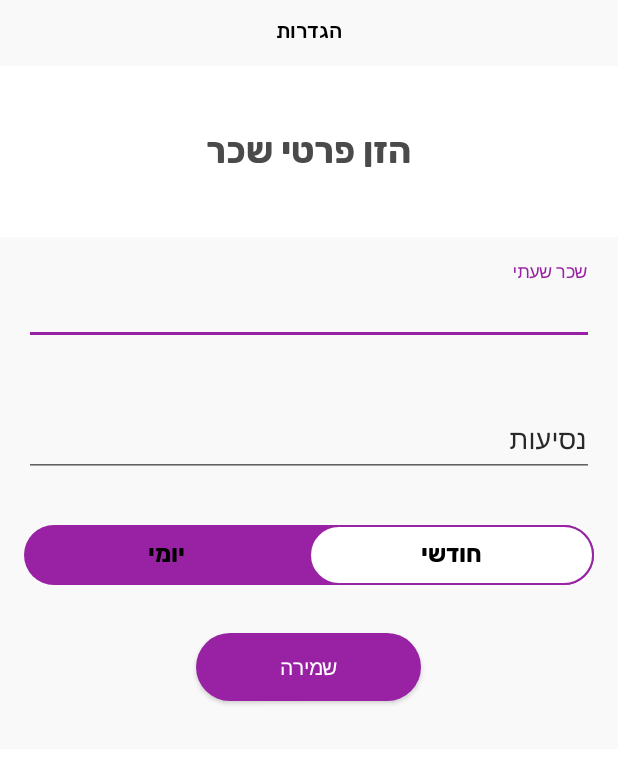
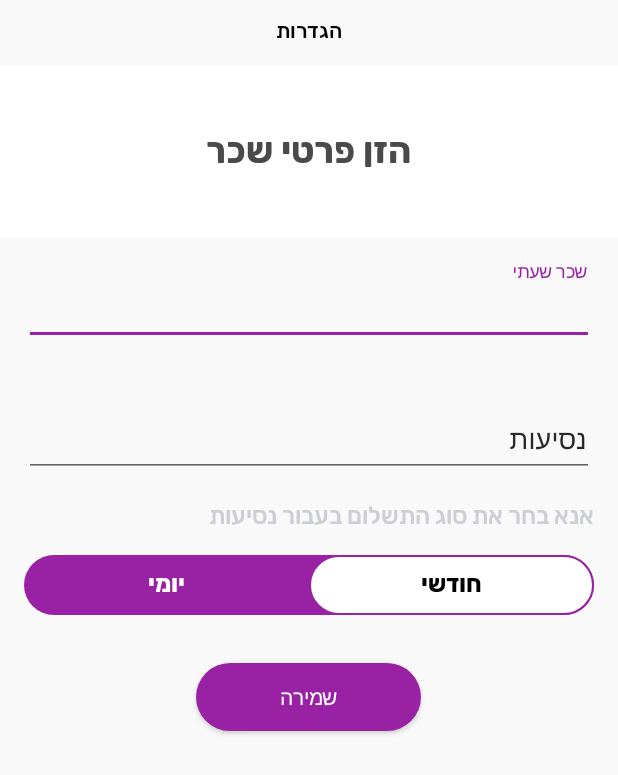
Before and after one commit to liaddd/SalaryCalc, an Android app: the fragment SettingsFragment placed in its activity, on a phone screen of 412 x 824 dp. Shown: the top 775 px of the screen. Run offline under Robolectric (Android 15) with nearby library versions, the phone set to English and light mode, and no system bars; our stand-ins replace AdMob, Firebase (no records; nobody signed in at launch, a user with empty details on screens opened directly); libraries missing offline, so code that uses them is left out: com.mixpanel.android; 2 statements that could not run were skipped.

Commit message:
bug fixed and start timer button screen size handling added.
MainFragment - screen size handling added (for start timer button).
InsertManually - show hourly salary from SharedPrefrences.
SettingsFragment - radio button text size updated, ride type text explanation added and fixed hardcoded dimension.
LoginActivity - password textAlignment fixed.
ActivitySplash - loading icon size updated.
grade version updated.

```diff
--- a/build.gradle
+++ b/build.gradle
@@ -6,8 +6,8 @@ android {
         applicationId "com.liad.salarycalc"
         minSdkVersion 17
         targetSdkVersion 28
-        versionCode 2
-        versionName "1.1"
+        versionCode 3
+        versionName "1.2"
         testInstrumentationRunner "androidx.test.runner.AndroidJUnitRunner"
         multiDexEnabled true
         resConfig "heb" /** delete to use localization */
--- a/src/main/java/com/liad/salarycalc/fragments/MainFragment.java
+++ b/src/main/java/com/liad/salarycalc/fragments/MainFragment.java
@@ -1,5 +1,6 @@
 package com.liad.salarycalc.fragments;
 
+import android.app.Activity;
 import android.content.Context;
 import android.content.SharedPreferences;
 import android.os.Bundle;
@@ -7,6 +8,7 @@ import android.os.Handler;
 import android.text.SpannableString;
 import android.text.Spanned;
 import android.text.style.ForegroundColorSpan;
+import android.util.DisplayMetrics;
 import android.view.LayoutInflater;
 import android.view.View;
 import android.view.ViewGroup;
@@ -114,7 +116,17 @@ public class MainFragment extends Fragment implements View.OnClickListener {
             userHourlySalary = pref.getString(Constants.USER_HOURLY_SALARY, "");
 
             handler = new Handler();
+
             startBtn = view.findViewById(R.id.main_activity_start_calc_btn);
+
+            DisplayMetrics metrics = new DisplayMetrics();
+            ((Activity) context).getWindowManager().getDefaultDisplay().getMetrics(metrics);
+            if (metrics.heightPixels <= 1920) {
+                RelativeLayout.LayoutParams params = new RelativeLayout.LayoutParams((int) getResources().getDimension(R.dimen.button_width150dp), (int) getResources().getDimension(R.dimen.button_width150dp));
+                params.addRule(RelativeLayout.CENTER_HORIZONTAL);
+                params.addRule(RelativeLayout.BELOW, R.id.first_title_text_view);
+                startBtn.setLayoutParams(params);
+            }
             startBtn.setOnClickListener(this);
 
             stopBtn = view.findViewById(R.id.main_activity_stop_calc_btn);
--- a/src/main/res/drawable/toggle_switch_button.xml
+++ b/src/main/res/drawable/toggle_switch_button.xml
@@ -1,10 +1,14 @@
 <?xml version="1.0" encoding="UTF-8" standalone="no"?>
 <selector xmlns:android="http://schemas.android.com/apk/res/android">
     <item android:drawable="@drawable/white_background_button_purple_border"
-        android:textColor="@android:color/black"
+        android:color="@android:color/black"
         android:state_checked="true" />
+
     <item android:drawable="@android:color/transparent"
-        android:textColor="@android:color/white"
+        android:color="@color/white"
         android:state_pressed="true" />
-    <item android:drawable="@android:color/transparent" />
+
+    <item
+        android:color="@color/white"
+        android:drawable="@android:color/transparent" />
 </selector>
--- a/src/main/res/layout/activity_login.xml
+++ b/src/main/res/layout/activity_login.xml
@@ -83,6 +83,7 @@
                 android:layout_height="wrap_content"
                 android:background="@drawable/rounded_purple_button_background_with_straight_corner"
                 android:ellipsize="start"
+                android:textDirection="anyRtl"
                 android:gravity="center_vertical|start"
                 android:hint="@string/user_password"
                 android:inputType="textPassword"
--- a/src/main/res/layout/activity_splash.xml
+++ b/src/main/res/layout/activity_splash.xml
@@ -9,8 +9,8 @@
     <ImageView
         android:contentDescription="@string/loading_icon"
         android:id="@+id/splash_activity_icon_image_view"
-        android:layout_width="@dimen/width_80dp"
-        android:layout_height="@dimen/height_80dp"
+        android:layout_width="@dimen/button_width150dp"
+        android:layout_height="@dimen/button_height150dp"
         android:src="@mipmap/icon_salary" />
 
 </LinearLayout>
--- a/src/main/res/layout/insert_manually_fragment.xml
+++ b/src/main/res/layout/insert_manually_fragment.xml
@@ -23,7 +23,7 @@
         android:layout_gravity="end"
         android:layout_marginTop="@dimen/margin_24dp"
         android:layout_marginEnd="@dimen/margin_16dp"
-        android:layout_marginRight="@dimen/margin_16dp"
+        android:layout_marginStart="@dimen/margin_16dp"
         android:fontFamily="@font/rubik_medium"
         android:text="@string/update_shift_details"
         android:textColor="@color/colorAccent"
--- a/src/main/res/layout/settings_fragment.xml
+++ b/src/main/res/layout/settings_fragment.xml
@@ -2,15 +2,15 @@
 <LinearLayout xmlns:android="http://schemas.android.com/apk/res/android"
     android:layout_width="match_parent"
     android:layout_height="match_parent"
-    android:layoutDirection="ltr"
     android:background="@android:color/white"
     android:gravity="center_horizontal"
+    android:layoutDirection="ltr"
     android:orientation="vertical">
 
     <TextView
         android:layout_width="match_parent"
         android:layout_height="44dp"
-        android:background="#f9f9f9"
+        android:background="@color/title_background_color"
         android:fontFamily="@font/rubik_medium"
         android:gravity="center_horizontal"
         android:paddingTop="12dp"
@@ -24,7 +24,7 @@
         android:fontFamily="@font/rubik_bold"
         android:text="@string/insert_salary_details"
         android:textColor="#4a4a4a"
-        android:textSize="24sp" />
+        android:textSize="@dimen/text_24sp" />
 
     <RelativeLayout
         android:layout_width="match_parent"
@@ -42,7 +42,7 @@
                 style="@style/TextAppearance.App.TextInputLayout"
                 android:layout_width="match_parent"
                 android:layout_height="wrap_content"
-                android:layout_margin="16dp">
+                android:layout_margin="@dimen/margin_16dp">
 
 
                 <com.google.android.material.textfield.TextInputEditText
@@ -63,7 +63,7 @@
                 android:layout_width="match_parent"
                 android:layout_height="wrap_content"
                 android:layout_below="@+id/settings_fragment_salary_amount_text_input_layout"
-                android:layout_margin="16dp">
+                android:layout_margin="@dimen/margin_16dp">
 
 
                 <com.google.android.material.textfield.TextInputEditText
@@ -78,14 +78,26 @@
 
             </com.google.android.material.textfield.TextInputLayout>
 
+            <TextView
+                android:id="@+id/settings_fragment_ride_explanation_text"
+                android:layout_width="wrap_content"
+                android:layout_height="wrap_content"
+                android:layout_below="@+id/settings_fragment_ride_text_input_layout"
+                android:layout_alignParentEnd="true"
+                android:textColor="@color/grayDivider"
+                android:layout_marginEnd="@dimen/margin_16dp"
+                android:fontFamily="@font/rubik_medium"
+                android:text="@string/please_choose_ride_type"
+                android:textSize="@dimen/text_16sp" />
+
             <RadioGroup
                 android:id="@+id/settings_fragment_radio_group"
                 android:layout_width="match_parent"
                 android:layout_height="40dp"
-                android:layout_below="@+id/settings_fragment_ride_text_input_layout"
-                android:layout_marginLeft="16dp"
-                android:layout_marginTop="16dp"
-                android:layout_marginRight="16dp"
+                android:layout_below="@+id/settings_fragment_ride_explanation_text"
+                android:layout_marginLeft="@dimen/margin_16dp"
+                android:layout_marginTop="@dimen/margin_16dp"
+                android:layout_marginRight="@dimen/margin_16dp"
                 android:background="@drawable/rounded_purple_button_background"
                 android:checkedButton="@+id/monthly"
                 android:orientation="horizontal">
@@ -95,16 +107,18 @@
                     android:layout_width="0dp"
                     android:layout_height="match_parent"
                     android:layout_weight="1"
+                    android:textColor="@drawable/toggle_switch_button"
                     android:background="@drawable/toggle_switch_button"
                     android:button="@null"
                     android:fontFamily="@font/rubik_bold"
                     android:gravity="center"
                     android:text="@string/daily"
-                    android:textSize="16sp" />
+                    android:textSize="@dimen/text_16sp" />
 
                 <RadioButton
                     android:id="@+id/monthly"
                     android:layout_width="0dp"
+                    android:textColor="@drawable/toggle_switch_button"
                     android:layout_height="match_parent"
                     android:layout_weight="1"
                     android:background="@drawable/toggle_switch_button"
@@ -112,7 +126,7 @@
                     android:fontFamily="@font/rubik_bold"
                     android:gravity="center"
                     android:text="@string/monthly"
-                    android:textSize="16sp" />
+                    android:textSize="@dimen/text_16sp" />
             </RadioGroup>
 
 
--- a/src/main/res/values/strings.xml
+++ b/src/main/res/values/strings.xml
@@ -65,5 +65,6 @@
     <string name="min_max_amount_error">נא להזין סכום גבוה מ - 0 וקטן מ100,000,000</string>
     <string name="date_or_time_missing_error">נא לוודא שכל הפרטים תקינים - תאריך ושעה</string>
     <string name="gross">ברוטו</string>
+    <string name="please_choose_ride_type">אנא בחר את סוג התשלום בעבור נסיעות</string>
 
 </resources>
```
Also changed, not shown: src/main/java/com/liad/salarycalc/fragments/InsertManuallyFragment.java (+19 -6 lines), src/main/res/values-sw480dp/dimens.xml (deleted, +0 -33 lines), 2 other files.
